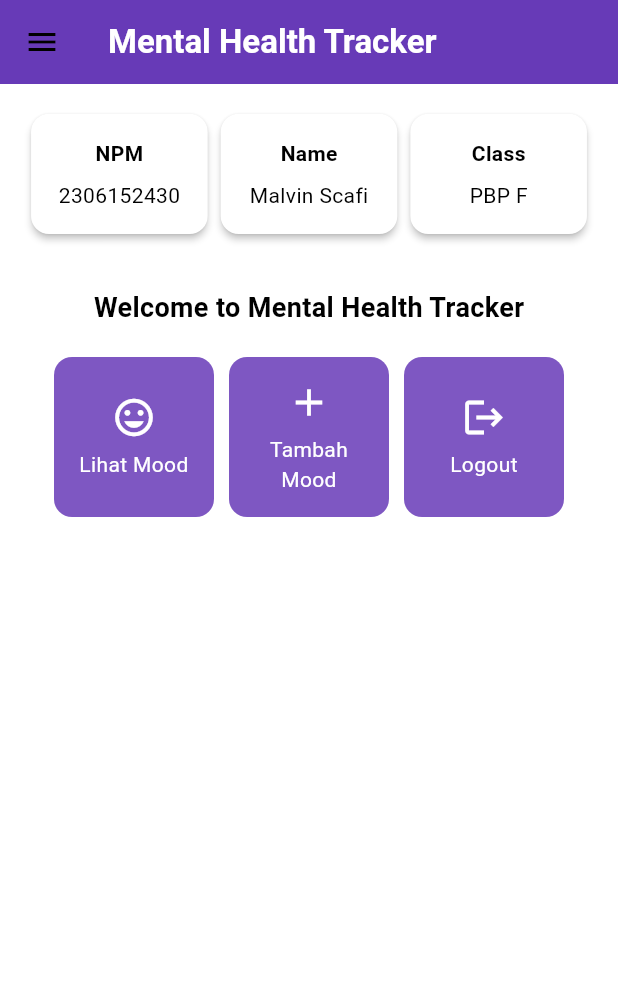
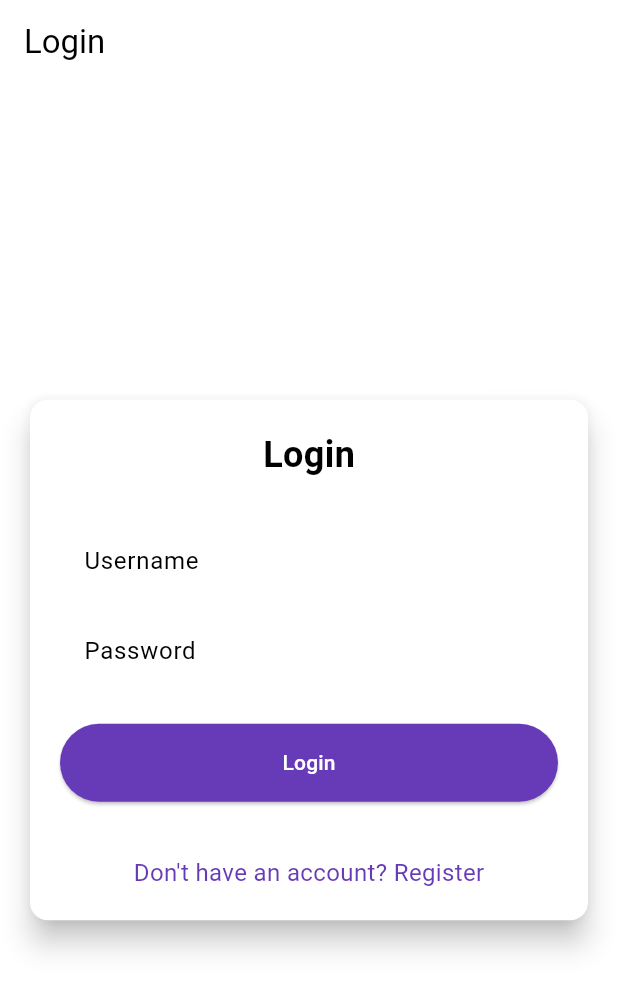
Before and after one commit to Cyades/mental-health-tracker-mobile, a Flutter app: the screen it shows after launch, on a phone screen of 412 x 824 dp. Shown: the top 991 px of the screen. Run offline on Flutter 3.47's test engine with Material 3 defaults, Android fonts, the phone set to English and light mode, and no system bars; missing offline and left inert: pbp_django_auth.

Commit message:
[Tutorial 8 Finished]

```diff
--- a/lib/main.dart
+++ b/lib/main.dart
@@ -1,6 +1,8 @@
 import 'package:flutter/material.dart';
+import 'package:mental_health_tracker/screens/login.dart';
 import 'package:mental_health_tracker/screens/menu.dart';
-
+import 'package:pbp_django_auth/pbp_django_auth.dart';
+import 'package:provider/provider.dart';
 void main() {
   runApp(const MyApp());
 }
@@ -8,33 +10,23 @@ void main() {
 class MyApp extends StatelessWidget {
   const MyApp({super.key});
 
-  // This widget is the root of your application.
   @override
   Widget build(BuildContext context) {
-    return MaterialApp(
-      title: 'Flutter Demo',
-      theme: ThemeData(
-        // This is the theme of your application.
-        //
-        // TRY THIS: Try running your application with "flutter run". You'll see
-        // the application has a purple toolbar. Then, without quitting the app,
-        // try changing the seedColor in the colorScheme below to Colors.green
-        // and then invoke "hot reload" (save your changes or press the "hot
-        // reload" button in a Flutter-supported IDE, or press "r" if you used
-        // the command line to start the app).
-        //
-        // Notice that the counter didn't reset back to zero; the application
-        // state is not lost during the reload. To reset the state, use hot
-        // restart instead.
-        //
-        // This works for code too, not just values: Most code changes can be
-        // tested with just a hot reload.
-        colorScheme: ColorScheme.fromSwatch(
-              primarySwatch: Colors.deepPurple,
-        ).copyWith(secondary: Colors.deepPurple[400]),
-        useMaterial3: true,
+    return Provider(
+      create: (_) {
+        CookieRequest request = CookieRequest();
+        return request;
+      },
+      child: MaterialApp(
+        title: 'Mental Health Tracker',
+        theme: ThemeData(
+          useMaterial3: true,
+          colorScheme: ColorScheme.fromSwatch(
+            primarySwatch: Colors.deepPurple,
+          ).copyWith(secondary: Colors.deepPurple[400]),
+        ),
+        home: const LoginPage(),
       ),
-      home: MyHomePage(),
     );
   }
 }
--- /dev/null
+++ b/lib/screens/login.dart
@@ -0,0 +1,176 @@
+import 'package:mental_health_tracker/screens/menu.dart';
+import 'package:flutter/material.dart';
+import 'package:pbp_django_auth/pbp_django_auth.dart';
+import 'package:provider/provider.dart';
+import 'package:mental_health_tracker/screens/register.dart';
+
+void main() {
+  runApp(const LoginApp());
+}
+
+class LoginApp extends StatelessWidget {
+  const LoginApp({super.key});
+
+  @override
+  Widget build(BuildContext context) {
+    return MaterialApp(
+      title: 'Login',
+      theme: ThemeData(
+        useMaterial3: true,
+        colorScheme: ColorScheme.fromSwatch(
+          primarySwatch: Colors.deepPurple,
+        ).copyWith(secondary: Colors.deepPurple[400]),
+      ),
+      home: const LoginPage(),
+    );
+  }
+}
+
+class LoginPage extends StatefulWidget {
+  const LoginPage({super.key});
+
+  @override
+  State<LoginPage> createState() => _LoginPageState();
+}
+
+class _LoginPageState extends State<LoginPage> {
+  final TextEditingController _usernameController = TextEditingController();
+  final TextEditingController _passwordController = TextEditingController();
+
+  @override
+  Widget build(BuildContext context) {
+    final request = context.watch<CookieRequest>();
+
+    return Scaffold(
+      appBar: AppBar(
+        title: const Text('Login'),
+      ),
+      body: Center(
+        child: SingleChildScrollView(
+          padding: const EdgeInsets.all(16.0),
+          child: Card(
+            elevation: 8,
+            shape: RoundedRectangleBorder(
+              borderRadius: BorderRadius.circular(12.0),
+            ),
+            child: Padding(
+              padding: const EdgeInsets.all(20.0),
+              child: Column(
+                mainAxisSize: MainAxisSize.min,
+                children: [
+                  const Text(
+                    'Login',
+                    style: TextStyle(
+                      fontSize: 24.0,
+                      fontWeight: FontWeight.bold,
+                    ),
+                  ),
+                  const SizedBox(height: 30.0),
+                  TextField(
+                    controller: _usernameController,
+                    decoration: const InputDecoration(
+                      labelText: 'Username',
+                      hintText: 'Enter your username',
+                      border: OutlineInputBorder(
+                        borderRadius: BorderRadius.all(Radius.circular(12.0)),
+                      ),
+                      contentPadding:
+                          EdgeInsets.symmetric(horizontal: 12.0, vertical: 8.0),
+                    ),
+                  ),
+                  const SizedBox(height: 12.0),
+                  TextField(
+                    controller: _passwordController,
+                    decoration: const InputDecoration(
+                      labelText: 'Password',
+                      hintText: 'Enter your password',
+                      border: OutlineInputBorder(
+                        borderRadius: BorderRadius.all(Radius.circular(12.0)),
+                      ),
+                      contentPadding:
+                          EdgeInsets.symmetric(horizontal: 12.0, vertical: 8.0),
+                    ),
+                    obscureText: true,
+                  ),
+                  const SizedBox(height: 24.0),
+                  ElevatedButton(
+                    onPressed: () async {
+                      String username = _usernameController.text;
+                      String password = _passwordController.text;
+                      final response = await request
+                          .login("http://127.0.0.1:8000/auth/login/", {
+                        'username': username,
+                        'password': password,
+                      });
+
+                      if (request.loggedIn) {
+                        String message = response['message'];
+                        String uname = response['username'];
+                        if (context.mounted) {
+                          Navigator.pushReplacement(
+                            context,
+                            MaterialPageRoute(
+                                builder: (context) => MyHomePage()),
+                          );
+                          ScaffoldMessenger.of(context)
+                            ..hideCurrentSnackBar()
+                            ..showSnackBar(
+                              SnackBar(
+                                  content:
+                                      Text("$message Selamat datang, $uname.")),
+                            );
+                        }
+                      } else {
+                        if (context.mounted) {
+                          showDialog(
+                            context: context,
+                            builder: (context) => AlertDialog(
+                              title: const Text('Login Gagal'),
+                              content: Text(response['message']),
+                              actions: [
+                                TextButton(
+                                  child: const Text('OK'),
+                                  onPressed: () {
+                                    Navigator.pop(context);
+                                  },
+                                ),
+                              ],
+                            ),
+                          );
+                        }
+                      }
+                    },
+                    style: ElevatedButton.styleFrom(
+                      foregroundColor: Colors.white,
+                      minimumSize: Size(double.infinity, 50),
+                      backgroundColor: Theme.of(context).colorScheme.primary,
+                      padding: const EdgeInsets.symmetric(vertical: 16.0),
+                    ),
+                    child: const Text('Login'),
+                  ),
+                  const SizedBox(height: 36.0),
+                  GestureDetector(
+                    onTap: () {
+                      Navigator.push(
+                        context,
+                        MaterialPageRoute(
+                            builder: (context) => const RegisterPage()),
+                      );
+                    },
+                    child: Text(
+                      'Don\'t have an account? Register',
+                      style: TextStyle(
+                        color: Theme.of(context).colorScheme.primary,
+                        fontSize: 16.0,
+                      ),
+                    ),
+                  ),
+                ],
+              ),
+            ),
+          ),
+        ),
+      ),
+    );
+  }
+}
--- a/pubspec.yaml
+++ b/pubspec.yaml
@@ -35,6 +35,9 @@ dependencies:
   # The following adds the Cupertino Icons font to your application.
   # Use with the CupertinoIcons class for iOS style icons.
   cupertino_icons: ^1.0.8
+  provider: ^6.1.2
+  pbp_django_auth: ^0.4.0
+  http: ^1.2.2
 
 dev_dependencies:
   flutter_test:
```
Also changed, not shown: lib/models/mood_entry.dart (added, +65 -0 lines), lib/screens/list_moodentry.dart (added, +89 -0 lines), lib/screens/moodentry_form.dart (+37 -31 lines), lib/screens/register.dart (added, +161 -0 lines), lib/widgets/left_drawer.dart (+12 -0 lines), lib/widgets/mood_card.dart (+36 -1 lines), pubspec.lock, 2 other files.
